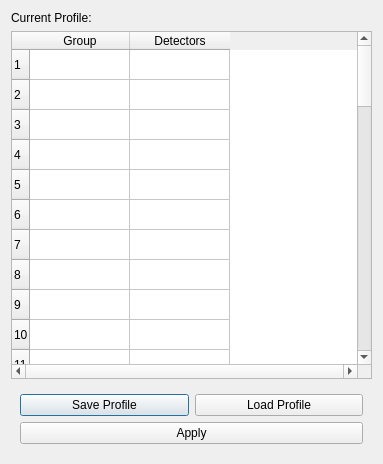
Old version of the form src/EVA/gui/ui_files/detector_grouping_window.ui in the repository ISISMuon/EVA.
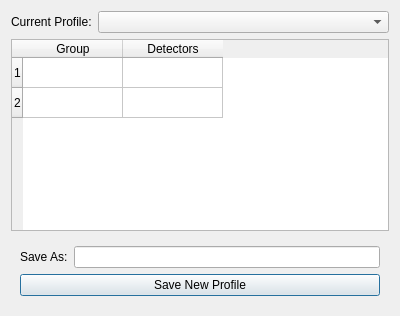
New version of the form. Custom widgets are drawn as their Qt base class.

```diff
--- a/src/EVA/gui/ui_files/detector_grouping_window.ui
+++ b/src/EVA/gui/ui_files/detector_grouping_window.ui
@@ -1,13 +1,13 @@
 <?xml version="1.0" encoding="UTF-8"?>
 <ui version="4.0">
- <class>Energycorrections</class>
- <widget class="QDialog" name="Energycorrections">
+ <class>DetectorGrouping</class>
+ <widget class="QDialog" name="DetectorGrouping">
   <property name="geometry">
    <rect>
     <x>0</x>
     <y>0</y>
-    <width>383</width>
-    <height>464</height>
+    <width>400</width>
+    <height>310</height>
    </rect>
   </property>
   <property name="windowTitle">
@@ -15,24 +15,30 @@
   </property>
   <layout class="QGridLayout" name="gridLayout">
    <item row="1" column="0" colspan="2">
-    <widget class="BaseTable" name="RunListTable">
+    <widget class="BaseTable" name="ConfigTable">
      <property name="sizePolicy">
-      <sizepolicy hsizetype="Minimum" vsizetype="MinimumExpanding">
+      <sizepolicy hsizetype="MinimumExpanding" vsizetype="Fixed">
        <horstretch>0</horstretch>
        <verstretch>0</verstretch>
       </sizepolicy>
      </property>
      <property name="minimumSize">
       <size>
-       <width>300</width>
+       <width>0</width>
        <height>0</height>
       </size>
      </property>
+     <property name="autoFillBackground">
+      <bool>false</bool>
+     </property>
+     <property name="frameShape">
+      <enum>QFrame::StyledPanel</enum>
+     </property>
      <property name="horizontalScrollBarPolicy">
-      <enum>Qt::ScrollBarAlwaysOn</enum>
+      <enum>Qt::ScrollBarAlwaysOff</enum>
      </property>
      <property name="rowCount">
-      <number>50</number>
+      <number>2</number>
      </property>
      <property name="columnCount">
       <number>2</number>
@@ -42,54 +48,6 @@
      </attribute>
      <row/>
      <row/>
-     <row/>
-     <row/>
-     <row/>
-     <row/>
-     <row/>
-     <row/>
-     <row/>
-     <row/>
-     <row/>
-     <row/>
-     <row/>
-     <row/>
-     <row/>
-     <row/>
-     <row/>
-     <row/>
-     <row/>
-     <row/>
-     <row/>
-     <row/>
-     <row/>
-     <row/>
-     <row/>
-     <row/>
-     <row/>
-     <row/>
-     <row/>
-     <row/>
-     <row/>
-     <row/>
-     <row/>
-     <row/>
-     <row/>
-     <row/>
-     <row/>
-     <row/>
-     <row/>
-     <row/>
-     <row/>
-     <row/>
-     <row/>
-     <row/>
-     <row/>
-     <row/>
-     <row/>
-     <row/>
-     <row/>
-     <row/>
      <column>
       <property name="text">
        <string>Group</string>
@@ -102,40 +60,53 @@
      </column>
     </widget>
    </item>
-   <item row="0" column="0">
-    <widget class="QLabel" name="current_profile_label">
-     <property name="text">
-      <string>Current Profile:</string>
-     </property>
-    </widget>
-   </item>
    <item row="2" column="0" colspan="2">
     <widget class="QWidget" name="widget" native="true">
      <layout class="QGridLayout" name="gridLayout_2">
-      <item row="0" column="0">
-       <widget class="QPushButton" name="save_profile_button">
-        <property name="text">
-         <string>Save Profile</string>
-        </property>
-       </widget>
-      </item>
       <item row="0" column="1">
-       <widget class="QPushButton" name="load_profile_button">
+       <widget class="QLineEdit" name="new_profile_name_line_edit">
+        <property name="sizePolicy">
+         <sizepolicy hsizetype="MinimumExpanding" vsizetype="Fixed">
+          <horstretch>0</horstretch>
+          <verstretch>0</verstretch>
+         </sizepolicy>
+        </property>
+       </widget>
+      </item>
+      <item row="0" column="0">
+       <widget class="QLabel" name="label">
         <property name="text">
-         <string>Load Profile</string>
+         <string>Save As:</string>
         </property>
        </widget>
       </item>
       <item row="1" column="0" colspan="2">
-       <widget class="QPushButton" name="apply_profile_button">
+       <widget class="QPushButton" name="save_profile_button">
         <property name="text">
-         <string>Apply</string>
+         <string>Save New Profile</string>
         </property>
        </widget>
       </item>
      </layout>
     </widget>
    </item>
+   <item row="0" column="0">
+    <widget class="QLabel" name="current_profile_label">
+     <property name="text">
+      <string>Current Profile:</string>
+     </property>
+    </widget>
+   </item>
+   <item row="0" column="1">
+    <widget class="QComboBox" name="saved_profile_options_combobox">
+     <property name="sizePolicy">
+      <sizepolicy hsizetype="MinimumExpanding" vsizetype="Fixed">
+       <horstretch>0</horstretch>
+       <verstretch>0</verstretch>
+      </sizepolicy>
+     </property>
+    </widget>
+   </item>
   </layout>
  </widget>
  <customwidgets>
```
